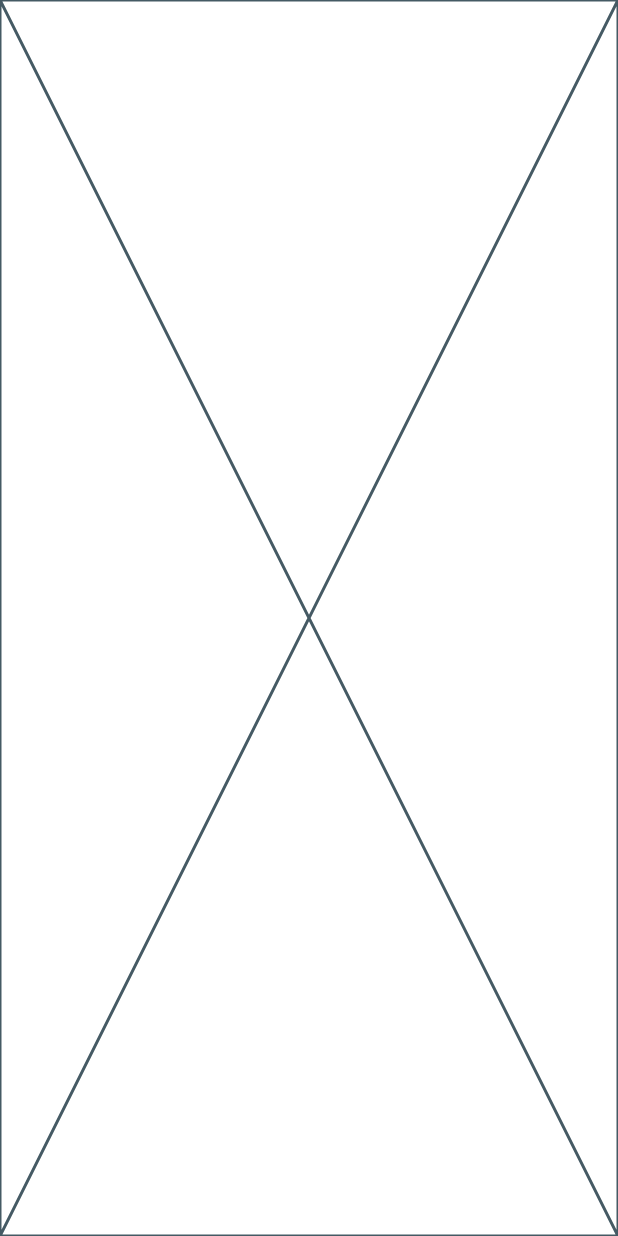
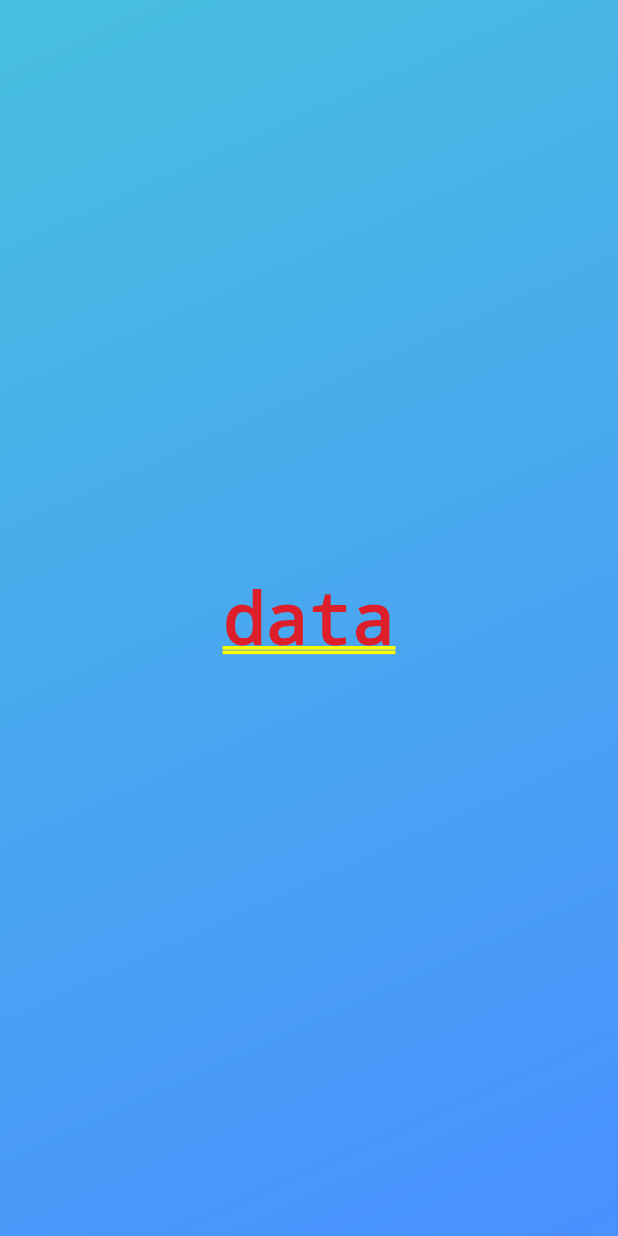
Before and after one commit to Wandilekubheka/weather-app, a Flutter app: the screen it shows after launch, on a phone screen of 412 x 824 dp. Run offline on Flutter 3.47's test engine with Material 3 defaults, Android fonts, the phone set to English and light mode, and no system bars; our stand-ins replace hexcolor; missing offline and left inert: scaffold_gradient_background.

Commit message:
custom scaffold

```diff
--- a/lib/main.dart
+++ b/lib/main.dart
@@ -1,5 +1,6 @@
 import 'package:flutter/material.dart';
 import 'package:weather_app/screens/home/home.dart';
+import 'package:weather_app/utils/theme.dart';
 
 void main() {
   runApp(const MyApp());
@@ -13,24 +14,7 @@ class MyApp extends StatelessWidget {
   Widget build(BuildContext context) {
     return MaterialApp(
       title: 'Flutter Demo',
-      theme: ThemeData(
-        // This is the theme of your application.
-        //
-        // TRY THIS: Try running your application with "flutter run". You'll see
-        // the application has a purple toolbar. Then, without quitting the app,
-        // try changing the seedColor in the colorScheme below to Colors.green
-        // and then invoke "hot reload" (save your changes or press the "hot
-        // reload" button in a Flutter-supported IDE, or press "r" if you used
-        // the command line to start the app).
-        //
-        // Notice that the counter didn't reset back to zero; the application
-        // state is not lost during the reload. To reset the state, use hot
-        // restart instead.
-        //
-        // This works for code too, not just values: Most code changes can be
-        // tested with just a hot reload.
-        colorScheme: ColorScheme.fromSeed(seedColor: Colors.deepPurple),
-      ),
+      theme: Ctheme.cThemedata,
       home: const HomeScreen(),
     );
   }
--- a/lib/screens/home/home.dart
+++ b/lib/screens/home/home.dart
@@ -1,4 +1,6 @@
 import 'package:flutter/material.dart';
+import 'package:weather_app/utils/colors.dart';
+import 'package:weather_app/utils/widgets/custom_scaffold.dart';
 
 class HomeScreen extends StatefulWidget {
   const HomeScreen({super.key});
@@ -10,6 +12,6 @@ class HomeScreen extends StatefulWidget {
 class _HomeScreenState extends State<HomeScreen> {
   @override
   Widget build(BuildContext context) {
-    return const Placeholder();
+    return CustomScaffold(child: Center(child: Text("data")));
   }
 }
--- /dev/null
+++ b/lib/utils/widgets/custom_scaffold.dart
@@ -0,0 +1,28 @@
+import 'package:flutter/material.dart';
+import 'package:scaffold_gradient_background/scaffold_gradient_background.dart';
+import 'package:weather_app/utils/colors.dart';
+
+class CustomScaffold extends StatefulWidget {
+  final Widget child;
+  const CustomScaffold({super.key, required this.child});
+
+  @override
+  State<CustomScaffold> createState() => _CustomScaffoldState();
+}
+
+class _CustomScaffoldState extends State<CustomScaffold> {
+  @override
+  Widget build(BuildContext context) {
+    return Container(
+      decoration: BoxDecoration(
+        gradient: LinearGradient(
+          begin: Alignment.topLeft,
+          end: Alignment(0.8, 1),
+          colors: <Color>[CColors.lightBlue, CColors.darkBlue],
+          tileMode: TileMode.mirror,
+        ),
+      ),
+      child: SafeArea(child: widget.child),
+    );
+  }
+}
```
Also changed, not shown: pubspec.yaml (+2 -12 lines).
